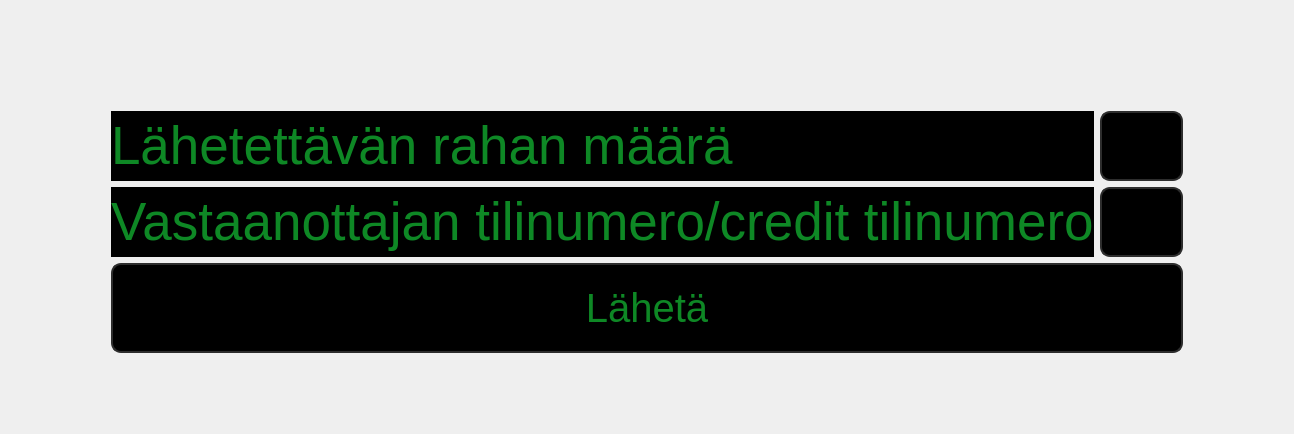
The window that frontend/moneysend.ui (22kmo-project/group_15) describes before a commit, drawn with Qt 5.
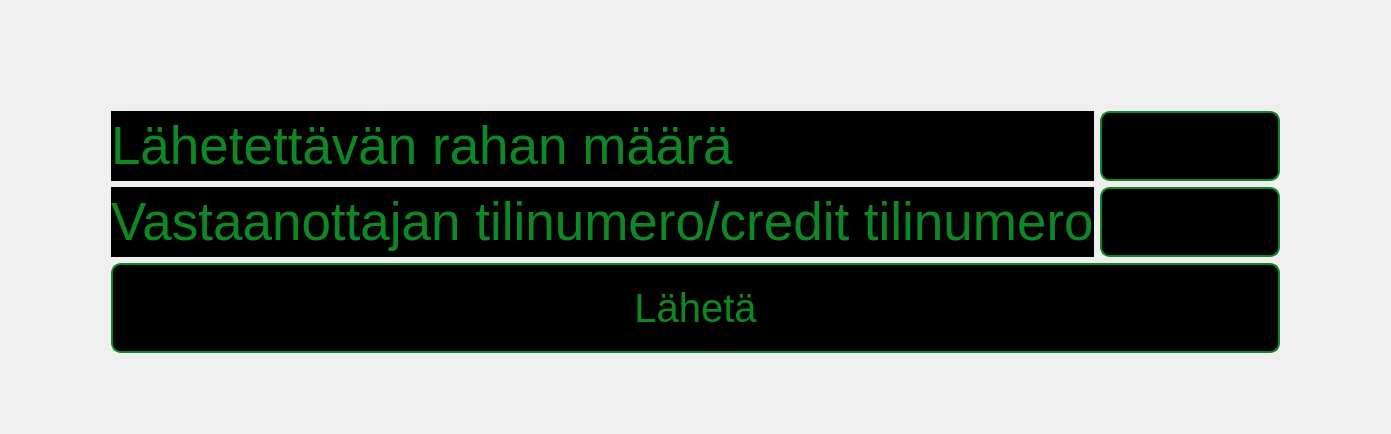
The same window after the commit. Icons and pictures are not drawn.

Patch:
```diff
--- a/frontend/moneysend.ui
+++ b/frontend/moneysend.ui
@@ -6,7 +6,7 @@
    <rect>
     <x>0</x>
     <y>0</y>
-    <width>992</width>
+    <width>1391</width>
     <height>434</height>
    </rect>
   </property>
@@ -21,7 +21,7 @@
 color: rgb(14, 136, 37);
 border-style:solid;
 border-width: 2px;
-border-color: rgb(45, 45, 45);
+border-color: rgb(14, 136, 37);
 border-radius: 10px;
 padding: 2px 2px;
 }
```
Left out of the diff: 1 changed line with no effect on the pictures.
